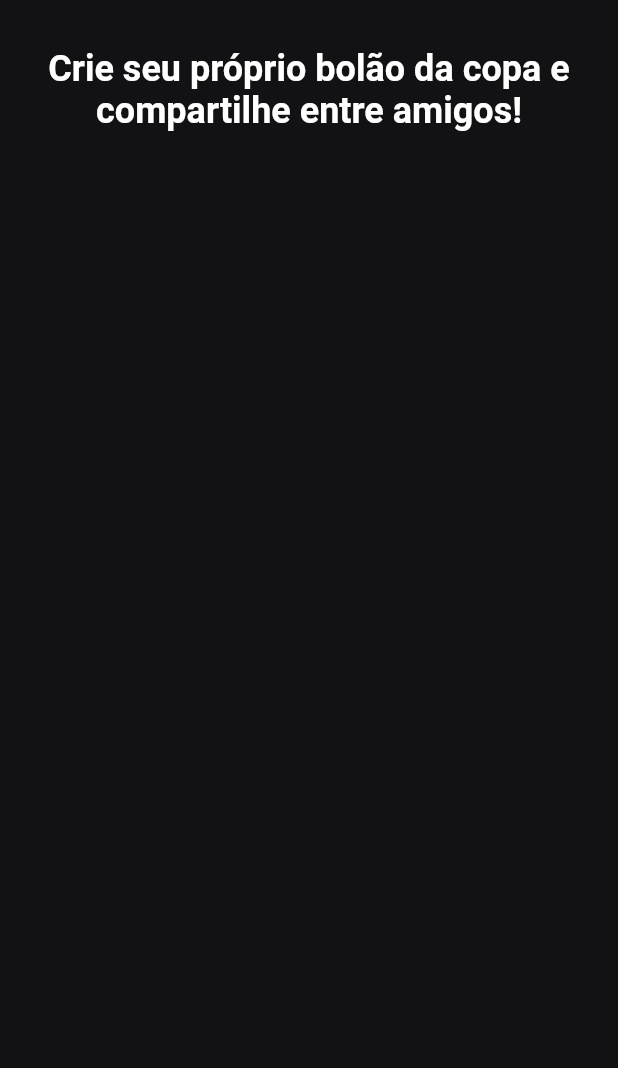
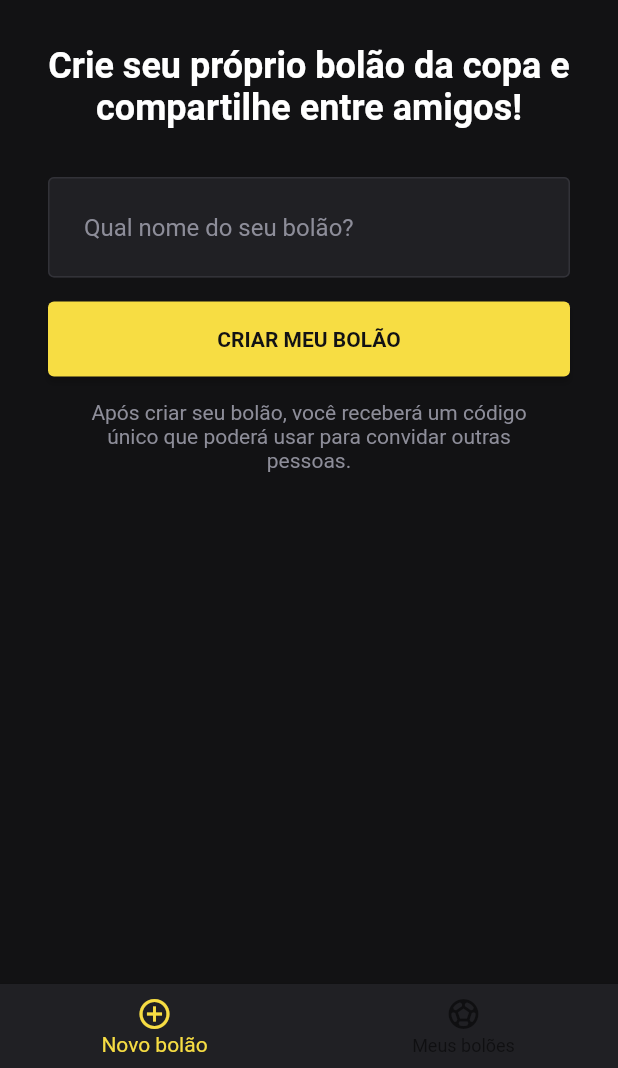
Before and after one commit to ezequiasmelo/flutter-ui-templates, a Flutter app: the screen it shows after launch, on a phone screen of 412 x 824 dp, the part 168-1236 px from its top. Run offline on Flutter 3.47's test engine with Material 2 defaults, Android fonts, the phone set to English and light mode, and no system bars; our stand-ins replace flutter_svg, google_fonts.

Commit message:
add widgets custom

```diff
--- a/lib/app.dart
+++ b/lib/app.dart
@@ -2,16 +2,26 @@ import 'package:flutter/material.dart';
 import 'package:flutter_ui/commons/constants/app_colors.dart';
 import 'package:flutter_ui/features/new_page.dart';
 import 'package:flutter_ui/features/splash_page.dart';
+import 'package:google_fonts/google_fonts.dart';
 
 class App extends StatelessWidget {
   const App({super.key});
 
   @override
   Widget build(BuildContext context) {
-    return const MaterialApp(
-      home: Scaffold(
-        body: NewPage(),
+    return MaterialApp(
+      debugShowCheckedModeBanner: false,
+      theme: ThemeData(
+        scaffoldBackgroundColor: AppColors.dark,
+        appBarTheme: ThemeData.dark().appBarTheme.copyWith(
+              backgroundColor: AppColors.darkLight,
+              centerTitle: true,
+            ),
+        textTheme: GoogleFonts.robotoTextTheme(
+          Theme.of(context).textTheme,
+        ),
       ),
+      home: const NewPage(),
     );
   }
 }
--- a/lib/commons/constants/app_colors.dart
+++ b/lib/commons/constants/app_colors.dart
@@ -5,7 +5,10 @@ class AppColors {
 
   static const Color white = Color(0xFFFFFFFF);
   static const Color yellow = Color(0xFFF7DD43);
+  static const Color greyLight = Color(0XFFE1E1E6);
   static const Color grey = Color(0XFF8D8D99);
-  static const Color greyDark = Color(0XFF202024);
+  static const Color greyDark = Color(0XFF323238);
+  static const Color darkLight = Color(0XFF202024);
   static const Color dark = Color(0XFF121214);
+  static const Color error = Color(0xFFF44336);
 }
--- /dev/null
+++ b/lib/commons/constants/app_text_styles.dart
@@ -0,0 +1,10 @@
+import 'package:flutter/painting.dart';
+
+class AppTextStyles {
+  AppTextStyles._();
+
+  static const TextStyle bigText = TextStyle(
+    fontSize: 50.0,
+    fontWeight: FontWeight.w700,
+  );
+}
--- /dev/null
+++ b/lib/commons/widgets/custom_bottom_navigation_bar.dart
@@ -0,0 +1,42 @@
+import 'package:flutter/material.dart';
+import 'package:flutter_ui/commons/constants/app_colors.dart';
+
+class CustomBottomNavigationBar extends StatefulWidget {
+  const CustomBottomNavigationBar({
+    Key? key,
+  }) : super(key: key);
+
+  @override
+  State<CustomBottomNavigationBar> createState() =>
+      _CustomBottomNavigationBarState();
+}
+
+class _CustomBottomNavigationBarState extends State<CustomBottomNavigationBar> {
+  var _selectedIndex = 0;
+
+  void _onItemTapped(int index) {
+    setState(() {
+      _selectedIndex = index;
+    });
+  }
+
+  @override
+  Widget build(BuildContext context) {
+    return BottomNavigationBar(
+      backgroundColor: AppColors.darkLight,
+      selectedItemColor: AppColors.yellow,
+      items: const <BottomNavigationBarItem>[
+        BottomNavigationBarItem(
+          icon: Icon(Icons.control_point),
+          label: 'Novo bolão',
+        ),
+        BottomNavigationBarItem(
+          icon: Icon(Icons.sports_soccer),
+          label: 'Meus bolões',
+        ),
+      ],
+      currentIndex: _selectedIndex,
+      onTap: _onItemTapped,
+    );
+  }
+}
--- /dev/null
+++ b/lib/commons/widgets/custom_circular_progress_indicator.dart
@@ -0,0 +1,21 @@
+import 'package:flutter/material.dart';
+
+import '../constants/app_colors.dart';
+
+class CustomCircularProgressIndicator extends StatelessWidget {
+  const CustomCircularProgressIndicator({
+    Key? key,
+  }) : super(key: key);
+
+  @override
+  Widget build(BuildContext context) {
+    return const SizedBox(
+      width: 20.0,
+      height: 20.0,
+      child: CircularProgressIndicator(
+        color: AppColors.dark,
+        strokeWidth: 2.0,
+      ),
+    );
+  }
+}
--- /dev/null
+++ b/lib/commons/widgets/custom_elevated_button.dart
@@ -0,0 +1,40 @@
+import 'package:flutter/material.dart';
+import 'package:flutter_ui/commons/widgets/custom_circular_progress_indicator.dart';
+
+import '../constants/app_colors.dart';
+
+class CustomElevatedButton extends StatelessWidget {
+  final VoidCallback? onPressed;
+  final String text;
+  final bool isLoading;
+
+  const CustomElevatedButton({
+    Key? key,
+    this.onPressed,
+    required this.text,
+    required this.isLoading,
+  }) : super(key: key);
+
+  @override
+  Widget build(BuildContext context) {
+    return ElevatedButton(
+      onPressed: onPressed,
+      style: ElevatedButton.styleFrom(
+        backgroundColor: AppColors.yellow,
+        disabledBackgroundColor: AppColors.yellow.withOpacity(.6),
+        minimumSize: const Size.fromHeight(50),
+        fixedSize: const Size(0, 50),
+      ),
+      child: isLoading
+          ? const CustomCircularProgressIndicator()
+          : Text(
+              text,
+              style: const TextStyle(
+                color: AppColors.dark,
+                fontSize: 14,
+                fontWeight: FontWeight.bold,
+              ),
+            ),
+    );
+  }
+}
--- /dev/null
+++ b/lib/commons/widgets/custom_text_form_field.dart
@@ -0,0 +1,49 @@
+import 'package:flutter/material.dart';
+import 'package:flutter_ui/commons/constants/app_colors.dart';
+
+class CustomTextFormField extends StatefulWidget {
+  final String? hintText;
+
+  const CustomTextFormField({
+    super.key,
+    this.hintText,
+  });
+
+  @override
+  State<CustomTextFormField> createState() => _CustomTextFormFieldState();
+}
+
+class _CustomTextFormFieldState extends State<CustomTextFormField> {
+  final defaultBorder = const OutlineInputBorder(
+    borderSide: BorderSide(
+      color: AppColors.greyDark,
+    ),
+  );
+
+  @override
+  Widget build(BuildContext context) {
+    return TextFormField(
+      style: const TextStyle(color: AppColors.greyLight),
+      decoration: InputDecoration(
+          filled: true,
+          fillColor: AppColors.darkLight,
+          errorMaxLines: 3,
+          hintText: widget.hintText,
+          hintStyle: const TextStyle(color: AppColors.grey),
+          focusedBorder: defaultBorder,
+          errorBorder: defaultBorder.copyWith(
+            borderSide: const BorderSide(
+              color: AppColors.error,
+            ),
+          ),
+          focusedErrorBorder: defaultBorder.copyWith(
+            borderSide: const BorderSide(
+              color: AppColors.error,
+            ),
+          ),
+          enabledBorder: defaultBorder,
+          disabledBorder: defaultBorder,
+          contentPadding: const EdgeInsets.all(24.0)),
+    );
+  }
+}
--- a/lib/features/new_page.dart
+++ b/lib/features/new_page.dart
@@ -1,17 +1,27 @@
+import 'dart:developer';
+
 import 'package:flutter/material.dart';
 import 'package:flutter_svg/flutter_svg.dart';
 import 'package:flutter_ui/commons/constants/app_colors.dart';
+import 'package:flutter_ui/commons/widgets/custom_bottom_navigation_bar.dart';
+import 'package:flutter_ui/commons/widgets/custom_text_form_field.dart';
+import 'package:flutter_ui/commons/widgets/custom_elevated_button.dart';
 
-class NewPage extends StatelessWidget {
+class NewPage extends StatefulWidget {
   const NewPage({Key? key}) : super(key: key);
+
+  @override
+  State<NewPage> createState() => _NewPageState();
+}
+
+class _NewPageState extends State<NewPage> {
+  var isLoading = false;
 
   @override
   Widget build(BuildContext context) {
     return Scaffold(
       appBar: AppBar(
-        backgroundColor: AppColors.greyDark,
-        title: const Center(
-          child: Text(
+        title: const Text(
           'Criar novo bolão',
           style: TextStyle(
             fontSize: 16,
@@ -19,18 +29,14 @@ class NewPage extends StatelessWidget {
           ),
         ),
       ),
-      ),
-      body: Container(
-        color: AppColors.dark,
+      body: SafeArea(
+        child: Padding(
+          padding: const EdgeInsets.all(32.0),
           child: Column(
             children: [
-            Padding(
-              padding: const EdgeInsets.all(32.0),
-              child: SvgPicture.asset('assets/images/logo.svg'),
-            ),
-            Padding(
-              padding: const EdgeInsets.only(left: 20.0, right: 20.0),
-              child: const Text(
+              SvgPicture.asset('assets/images/logo.svg'),
+              const SizedBox(height: 30.0),
+              const Text(
                 'Crie seu próprio bolão da copa e compartilhe entre amigos!',
                 style: TextStyle(
                   color: AppColors.white,
@@ -39,10 +45,47 @@ class NewPage extends StatelessWidget {
                 ),
                 textAlign: TextAlign.center,
               ),
+              const SizedBox(height: 32.0),
+              const CustomTextFormField(
+                hintText: 'Qual nome do seu bolão?',
               ),
+              Padding(
+                padding: const EdgeInsets.only(top: 16.0),
+                child: CustomElevatedButton(
+                  text: 'CRIAR MEU BOLÃO',
+                  onPressed: isLoading
+                      ? null
+                      : () {
+                          log('tap');
+                          setState(() {
+                            isLoading = true;
+                          });
+
+                          Future.delayed(const Duration(seconds: 3), () {
+                            setState(() {
+                              isLoading = false;
+                            });
+                          });
+                        },
+                  isLoading: isLoading,
+                ),
+              ),
+              const Padding(
+                padding: EdgeInsets.all(16.0),
+                child: Text(
+                  'Após criar seu bolão, você receberá um código único que poderá usar para convidar outras pessoas.',
+                  style: TextStyle(
+                    color: AppColors.grey,
+                    fontSize: 14,
+                  ),
+                  textAlign: TextAlign.center,
+                ),
+              )
             ],
           ),
         ),
+      ),
+      bottomNavigationBar: const CustomBottomNavigationBar(),
     );
   }
 }
--- a/pubspec.yaml
+++ b/pubspec.yaml
@@ -38,6 +38,7 @@ dependencies:
   cupertino_icons: ^1.0.2
 
   flutter_svg: ^1.1.6
+  google_fonts: ^3.0.1
 
 dev_dependencies:
   flutter_test:
```
Also changed, not shown: pubspec.lock, 1 other file. Lines whose indentation alone changed are shown as unchanged.
